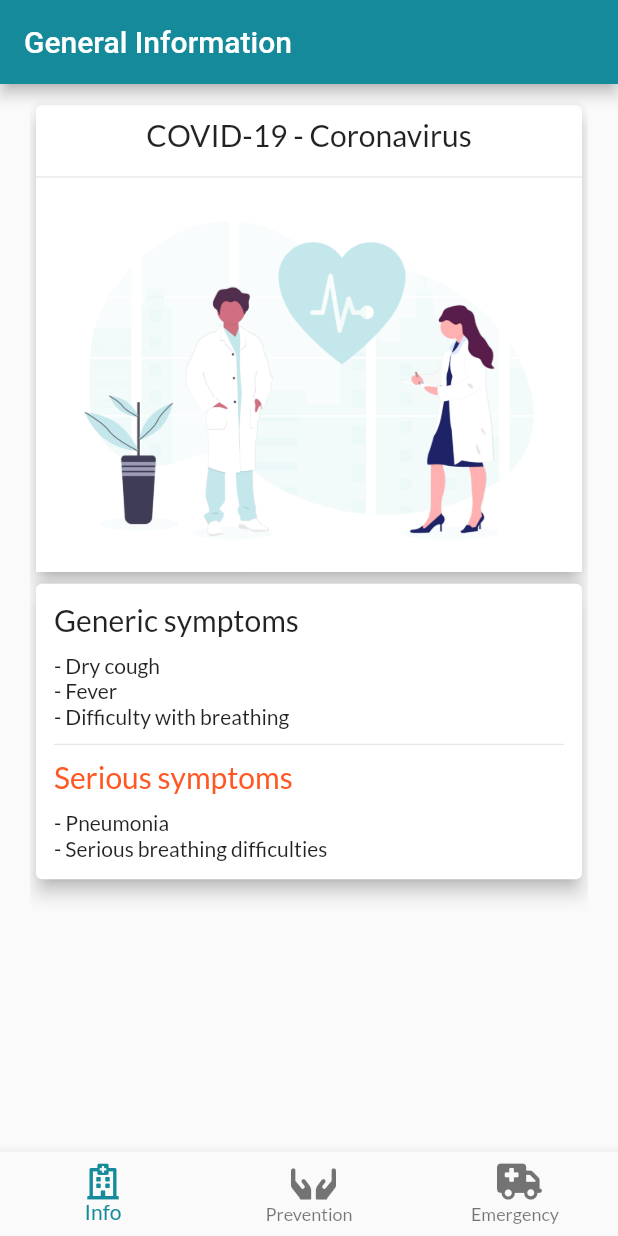
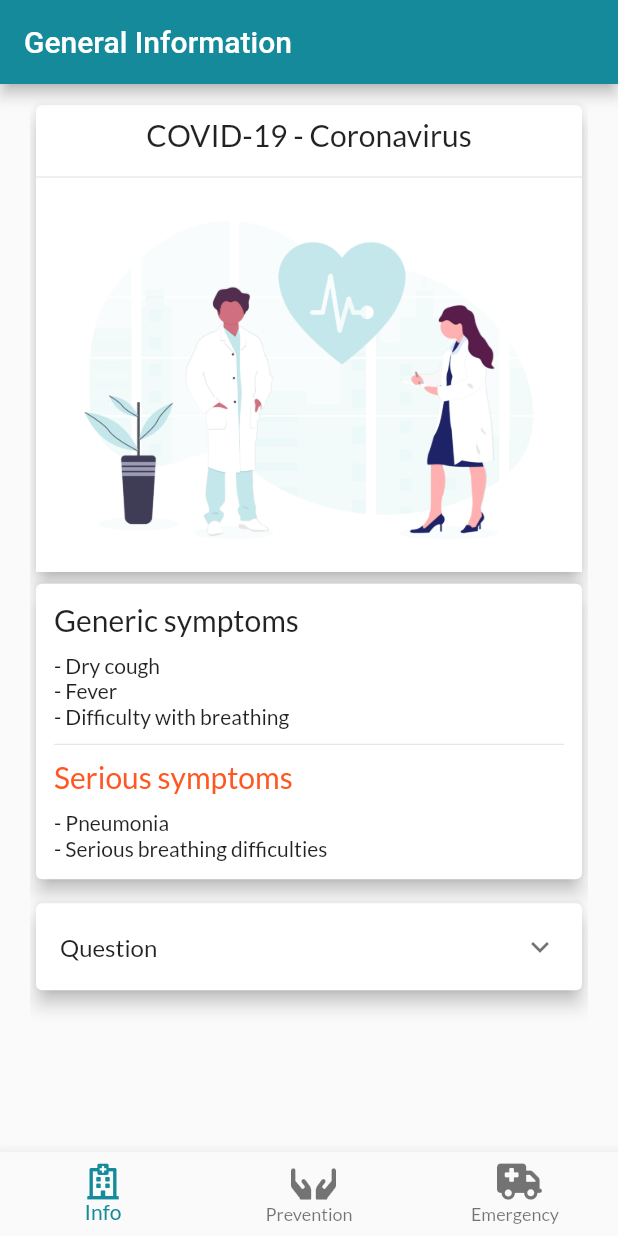
Before and after one commit to mt-tadayon/covid-info, a Flutter app: the screen it shows after launch, on a phone screen of 412 x 824 dp. Run offline on Flutter 3.47's test engine with Material 2 defaults, Android fonts, the phone set to English and light mode, and no system bars; our stand-ins replace flutter_icons, google_fonts.

Commit message:
Create question & answer card for home screen.

```diff
--- a/lib/screens/home/home_screen_widget.dart
+++ b/lib/screens/home/home_screen_widget.dart
@@ -1,4 +1,5 @@
 import 'package:covid_19/screens/home/list_of_symptoms.dart';
+import 'package:covid_19/screens/home/question_card.dart';
 import 'package:flutter/material.dart';
 
 const medicineImageUrl = "assets/undraw/medicine.png";
@@ -27,7 +28,8 @@ class HomeScreenWidget extends StatelessWidget {
         Padding(
           padding: const EdgeInsets.only(bottom: 8.0),
           child: ListOfSymptoms(),
-        )
+        ),
+        QuestionCard()
       ],
     );
   }
--- /dev/null
+++ b/lib/screens/home/question_card.dart
@@ -0,0 +1,29 @@
+import 'package:flutter/material.dart';
+
+class QuestionCard extends StatelessWidget {
+  const QuestionCard({
+    this.question,
+    this.answer,
+    Key key,
+  }) : super(key: key);
+
+  final String question;
+  final String answer;
+
+  @override
+  Widget build(BuildContext context) {
+    return Card(
+      elevation: 5.0,
+      child: ExpansionTile(
+        title: Text(question ?? 'Question'),
+        children: <Widget>[
+          Padding(
+            padding:
+                const EdgeInsets.only(left: 10.0, bottom: 10.0, right: 10.0),
+            child: Text(answer ?? 'Answer'),
+          ),
+        ],
+      ),
+    );
+  }
+}
--- a/lib/theme.dart
+++ b/lib/theme.dart
@@ -8,7 +8,7 @@ ThemeData defaultTheme = ThemeData.light().copyWith(
       ),
   primaryColor: defaultColor.shade500,
   toggleableActiveColor: defaultColor.shade800,
-  accentColor: defaultColor.shade300,
+  accentColor: defaultColor.shade500,
   textTheme: defaultText,
 );
 
```
Also changed, not shown: lib/generated/intl/messages_de.dart.
